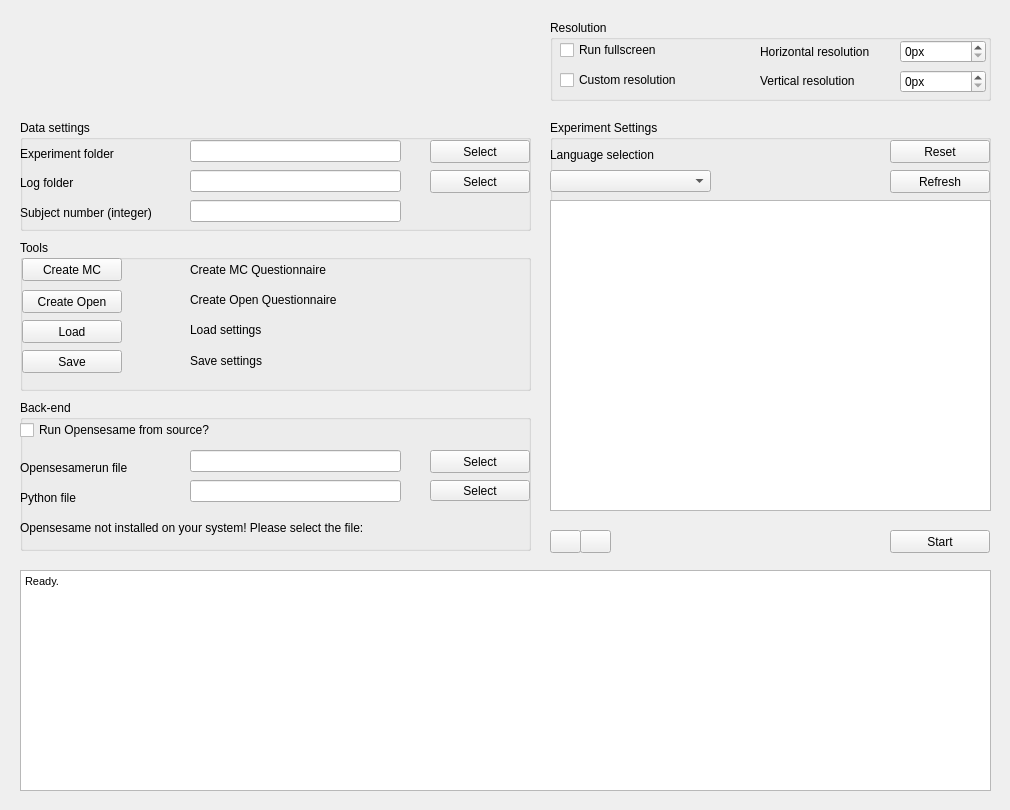
Above: resources/experimentmanager.ui from dev-jam/opensesame-toolbox before the change. Below: the same form after it.
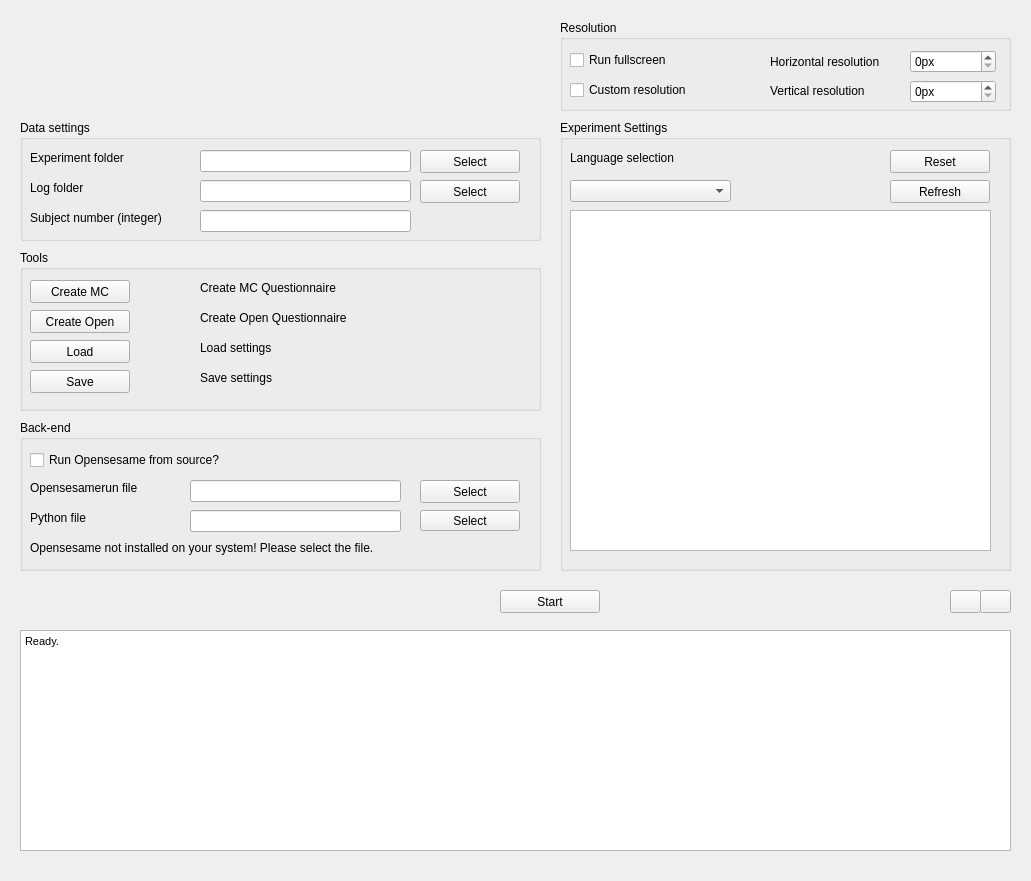
That is the form after the change. Icons and pictures are not drawn.

Patch:
```diff
--- a/resources/experimentmanager.ui
+++ b/resources/experimentmanager.ui
@@ -6,8 +6,8 @@
    <rect>
     <x>0</x>
     <y>0</y>
-    <width>1010</width>
-    <height>810</height>
+    <width>1031</width>
+    <height>881</height>
    </rect>
   </property>
   <property name="windowTitle">
@@ -21,8 +21,8 @@
     <property name="geometry">
      <rect>
       <x>20</x>
-      <y>570</y>
-      <width>971</width>
+      <y>630</y>
+      <width>991</width>
       <height>221</height>
      </rect>
     </property>
@@ -51,8 +51,8 @@
      <rect>
       <x>20</x>
       <y>120</y>
-      <width>511</width>
-      <height>111</height>
+      <width>521</width>
+      <height>121</height>
      </rect>
     </property>
     <property name="title">
@@ -61,8 +61,8 @@
     <widget class="QLabel" name="inputFolderLabel">
      <property name="geometry">
       <rect>
-       <x>0</x>
-       <y>26</y>
+       <x>10</x>
+       <y>30</y>
        <width>110</width>
        <height>16</height>
       </rect>
@@ -83,8 +83,8 @@
     <widget class="QLabel" name="logFolderLabel">
      <property name="geometry">
       <rect>
-       <x>0</x>
-       <y>55</y>
+       <x>10</x>
+       <y>60</y>
        <width>62</width>
        <height>16</height>
       </rect>
@@ -105,8 +105,8 @@
     <widget class="QLineEdit" name="inputFolderLocation">
      <property name="geometry">
       <rect>
-       <x>170</x>
-       <y>20</y>
+       <x>180</x>
+       <y>30</y>
        <width>211</width>
        <height>22</height>
       </rect>
@@ -124,8 +124,8 @@
     <widget class="QLineEdit" name="logFolderDestination">
      <property name="geometry">
       <rect>
-       <x>170</x>
-       <y>50</y>
+       <x>180</x>
+       <y>60</y>
        <width>211</width>
        <height>22</height>
       </rect>
@@ -146,8 +146,8 @@
     <widget class="QPushButton" name="inputFolderButton">
      <property name="geometry">
       <rect>
-       <x>410</x>
-       <y>20</y>
+       <x>400</x>
+       <y>30</y>
        <width>100</width>
        <height>23</height>
       </rect>
@@ -183,8 +183,8 @@
     <widget class="QPushButton" name="logFolderButton">
      <property name="geometry">
       <rect>
-       <x>410</x>
-       <y>50</y>
+       <x>400</x>
+       <y>60</y>
        <width>100</width>
        <height>23</height>
       </rect>
@@ -220,8 +220,8 @@
     <widget class="QLabel" name="subjectlabel">
      <property name="geometry">
       <rect>
-       <x>0</x>
-       <y>85</y>
+       <x>10</x>
+       <y>90</y>
        <width>158</width>
        <height>16</height>
       </rect>
@@ -242,8 +242,8 @@
     <widget class="QLineEdit" name="subjectLineEdit">
      <property name="geometry">
       <rect>
-       <x>170</x>
-       <y>80</y>
+       <x>180</x>
+       <y>90</y>
        <width>211</width>
        <height>22</height>
       </rect>
@@ -259,10 +259,10 @@
    <widget class="QGroupBox" name="groupBox_2">
     <property name="geometry">
      <rect>
-      <x>550</x>
+      <x>560</x>
       <y>20</y>
-      <width>441</width>
-      <height>81</height>
+      <width>451</width>
+      <height>91</height>
      </rect>
     </property>
     <property name="title">
@@ -272,7 +272,7 @@
      <property name="geometry">
       <rect>
        <x>10</x>
-       <y>20</y>
+       <y>30</y>
        <width>113</width>
        <height>20</height>
       </rect>
@@ -291,7 +291,7 @@
      <property name="geometry">
       <rect>
        <x>10</x>
-       <y>50</y>
+       <y>60</y>
        <width>138</width>
        <height>20</height>
       </rect>
@@ -310,7 +310,7 @@
      <property name="geometry">
       <rect>
        <x>210</x>
-       <y>24</y>
+       <y>34</y>
        <width>129</width>
        <height>16</height>
       </rect>
@@ -329,7 +329,7 @@
      <property name="geometry">
       <rect>
        <x>210</x>
-       <y>53</y>
+       <y>63</y>
        <width>114</width>
        <height>16</height>
       </rect>
@@ -348,7 +348,7 @@
      <property name="geometry">
       <rect>
        <x>350</x>
-       <y>20</y>
+       <y>30</y>
        <width>86</width>
        <height>23</height>
       </rect>
@@ -364,7 +364,7 @@
      <property name="geometry">
       <rect>
        <x>350</x>
-       <y>50</y>
+       <y>60</y>
        <width>86</width>
        <height>23</height>
       </rect>
@@ -381,8 +381,8 @@
     <property name="geometry">
      <rect>
       <x>20</x>
-      <y>400</y>
-      <width>511</width>
+      <y>420</y>
+      <width>521</width>
       <height>151</height>
      </rect>
     </property>
@@ -392,8 +392,8 @@
     <widget class="QCheckBox" name="srcCheckBox">
      <property name="geometry">
       <rect>
-       <x>0</x>
-       <y>20</y>
+       <x>10</x>
+       <y>30</y>
        <width>219</width>
        <height>20</height>
       </rect>
@@ -417,7 +417,7 @@
     <widget class="QLabel" name="opensesamerunLabel">
      <property name="geometry">
       <rect>
-       <x>0</x>
+       <x>10</x>
        <y>60</y>
        <width>125</width>
        <height>16</height>
@@ -439,7 +439,7 @@
     <widget class="QLabel" name="pythonLabel">
      <property name="geometry">
       <rect>
-       <x>0</x>
+       <x>10</x>
        <y>90</y>
        <width>65</width>
        <height>16</height>
@@ -462,7 +462,7 @@
      <property name="geometry">
       <rect>
        <x>170</x>
-       <y>50</y>
+       <y>60</y>
        <width>211</width>
        <height>22</height>
       </rect>
@@ -481,7 +481,7 @@
      <property name="geometry">
       <rect>
        <x>170</x>
-       <y>80</y>
+       <y>90</y>
        <width>211</width>
        <height>22</height>
       </rect>
@@ -499,8 +499,8 @@
     <widget class="QPushButton" name="opensesamerunButton">
      <property name="geometry">
       <rect>
-       <x>410</x>
-       <y>50</y>
+       <x>400</x>
+       <y>60</y>
        <width>100</width>
        <height>23</height>
       </rect>
@@ -533,8 +533,8 @@
     <widget class="QPushButton" name="pythonButton">
      <property name="geometry">
       <rect>
-       <x>410</x>
-       <y>80</y>
+       <x>400</x>
+       <y>90</y>
        <width>100</width>
        <height>21</height>
       </rect>
@@ -567,7 +567,7 @@
     <widget class="QLabel" name="opensesameNotFoundLabel">
      <property name="geometry">
       <rect>
-       <x>0</x>
+       <x>10</x>
        <y>120</y>
        <width>407</width>
        <height>16</height>
@@ -580,17 +580,17 @@
       </sizepolicy>
      </property>
      <property name="text">
-      <string>Opensesame not installed on your system! Please select the file:</string>
+      <string>Opensesame not installed on your system! Please select the file.</string>
      </property>
     </widget>
    </widget>
    <widget class="QGroupBox" name="groupBox_4">
     <property name="geometry">
      <rect>
-      <x>550</x>
+      <x>560</x>
       <y>120</y>
-      <width>441</width>
-      <height>391</height>
+      <width>451</width>
+      <height>451</height>
      </rect>
     </property>
     <property name="title">
@@ -599,8 +599,8 @@
     <widget class="QLabel" name="insertAnswerLabel">
      <property name="geometry">
       <rect>
-       <x>0</x>
-       <y>27</y>
+       <x>10</x>
+       <y>30</y>
        <width>123</width>
        <height>16</height>
       </rect>
@@ -612,8 +612,8 @@
     <widget class="QComboBox" name="languageComboBox">
      <property name="geometry">
       <rect>
-       <x>0</x>
-       <y>50</y>
+       <x>10</x>
+       <y>60</y>
        <width>161</width>
        <height>22</height>
       </rect>
@@ -631,8 +631,8 @@
     <widget class="QPushButton" name="resetButton">
      <property name="geometry">
       <rect>
-       <x>340</x>
-       <y>20</y>
+       <x>330</x>
+       <y>30</y>
        <width>100</width>
        <height>23</height>
       </rect>
@@ -662,8 +662,8 @@
     <widget class="QPushButton" name="refreshButton">
      <property name="geometry">
       <rect>
-       <x>340</x>
-       <y>50</y>
+       <x>330</x>
+       <y>60</y>
        <width>100</width>
        <height>23</height>
       </rect>
@@ -693,10 +693,10 @@
     <widget class="QListWidget" name="experimentListWidget">
      <property name="geometry">
       <rect>
-       <x>0</x>
-       <y>80</y>
-       <width>441</width>
-       <height>311</height>
+       <x>10</x>
+       <y>90</y>
+       <width>421</width>
+       <height>341</height>
       </rect>
      </property>
      <property name="sizePolicy">
@@ -732,9 +732,9 @@
     <property name="geometry">
      <rect>
       <x>20</x>
-      <y>240</y>
-      <width>511</width>
-      <height>151</height>
+      <y>250</y>
+      <width>521</width>
+      <height>161</height>
      </rect>
     </property>
     <property name="title">
@@ -743,8 +743,8 @@
     <widget class="QLabel" name="loadLabel">
      <property name="geometry">
       <rect>
-       <x>170</x>
-       <y>82</y>
+       <x>180</x>
+       <y>90</y>
        <width>85</width>
        <height>16</height>
       </rect>
@@ -762,8 +762,8 @@
     <widget class="QPushButton" name="createOpenButton">
      <property name="geometry">
       <rect>
-       <x>2</x>
-       <y>50</y>
+       <x>10</x>
+       <y>60</y>
        <width>100</width>
        <height>23</height>
       </rect>
@@ -793,8 +793,8 @@
     <widget class="QLabel" name="saveLabel">
      <property name="geometry">
       <rect>
-       <x>170</x>
-       <y>113</y>
+       <x>180</x>
+       <y>120</y>
        <width>85</width>
        <height>16</height>
       </rect>
@@ -812,8 +812,8 @@
     <widget class="QLabel" name="createOpenLabel">
      <property name="geometry">
       <rect>
-       <x>170</x>
-       <y>52</y>
+       <x>180</x>
+       <y>60</y>
        <width>171</width>
        <height>16</height>
       </rect>
@@ -831,8 +831,8 @@
     <widget class="QPushButton" name="saveSettingsButton">
      <property name="geometry">
       <rect>
-       <x>2</x>
-       <y>110</y>
+       <x>10</x>
+       <y>120</y>
        <width>100</width>
        <height>23</height>
       </rect>
@@ -865,8 +865,8 @@
     <widget class="QPushButton" name="createMCButton">
      <property name="geometry">
       <rect>
-       <x>2</x>
-       <y>18</y>
+       <x>10</x>
+       <y>30</y>
        <width>100</width>
        <height>23</height>
       </rect>
@@ -896,8 +896,8 @@
     <widget class="QPushButton" name="restoreSettingsButton">
      <property name="geometry">
       <rect>
-       <x>2</x>
-       <y>80</y>
+       <x>10</x>
+       <y>90</y>
        <width>100</width>
        <height>23</height>
       </rect>
@@ -930,8 +930,8 @@
     <widget class="QLabel" name="createMCLabel">
      <property name="geometry">
       <rect>
-       <x>170</x>
-       <y>22</y>
+       <x>180</x>
+       <y>30</y>
        <width>156</width>
        <height>16</height>
       </rect>
@@ -950,8 +950,8 @@
    <widget class="QPushButton" name="docButton">
     <property name="geometry">
      <rect>
-      <x>550</x>
-      <y>530</y>
+      <x>950</x>
+      <y>590</y>
       <width>31</width>
       <height>23</height>
      </rect>
@@ -982,8 +982,8 @@
    <widget class="QPushButton" name="aboutButton">
     <property name="geometry">
      <rect>
-      <x>580</x>
-      <y>530</y>
+      <x>980</x>
+      <y>590</y>
       <width>31</width>
       <height>23</height>
      </rect>
@@ -1045,8 +1045,8 @@
    <widget class="QPushButton" name="startButton">
     <property name="geometry">
      <rect>
-      <x>890</x>
-      <y>530</y>
+      <x>500</x>
+      <y>590</y>
       <width>100</width>
       <height>23</height>
      </rect>
```
